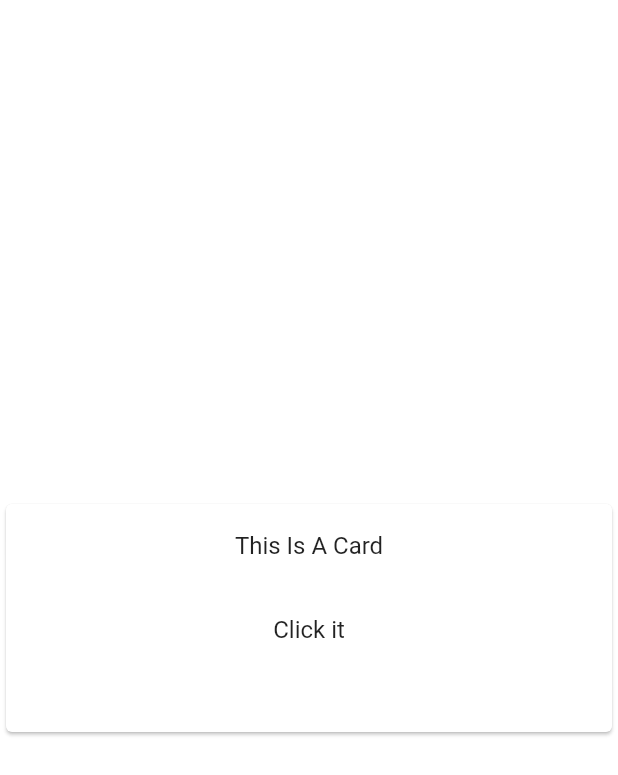
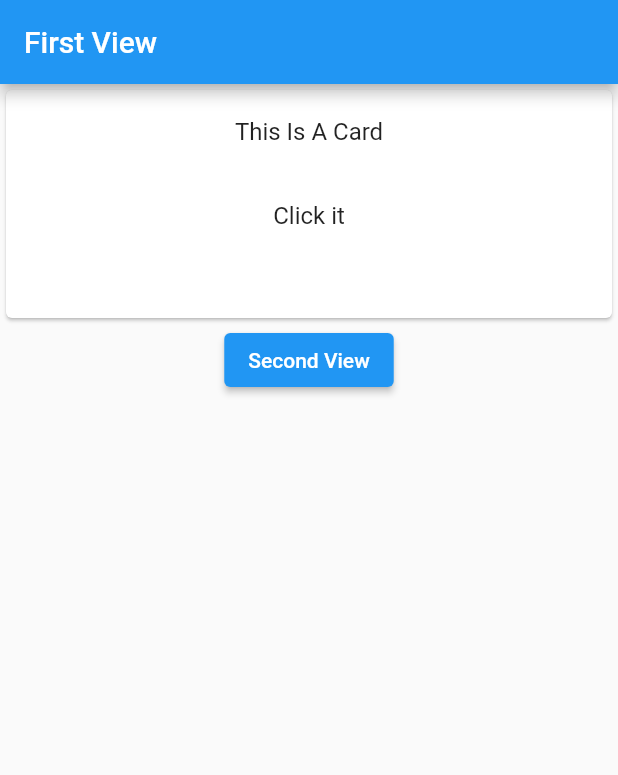
Before and after one commit to aellux/FlutterApp, a Flutter app: the screen it shows after launch, on a phone screen of 412 x 824 dp. Shown: the top 775 px of the screen. Run offline on Flutter 3.47's test engine with Material 2 defaults, Android fonts, the phone set to English and light mode, and no system bars.

Commit message:
Allows card on top of homepage button nav

```diff
--- a/lib/first_view.dart
+++ b/lib/first_view.dart
@@ -3,12 +3,19 @@ import 'second_view.dart';
 import 'package:http/http.dart' as http;
 import 'dart:convert';
 
-class FirstView extends StatelessWidget {
+class FirstView extends StatefulWidget {
   const FirstView({Key? key}) : super(key: key);
 
   @override
+  State<FirstView> createState() => _FirstViewState();
+}
+
+class _FirstViewState extends State<FirstView> { // Creates the card in first view
+  @override
   Widget build(BuildContext context) {
     return Center(
+      child: InkWell( // Allows the card to change color when tapped
+        onTap: () {},
         child: Card(
           child: Column(
             mainAxisSize: MainAxisSize.min,
@@ -28,12 +35,40 @@ class FirstView extends StatelessWidget {
             ],
           ),
         ),
+      ),
     );
   }
 }
 
+class FirstRoute extends StatelessWidget { // First view including card and button, routes to second view
+  const FirstRoute({Key? key}) : super(key: key);
+  @override
+  Widget build(BuildContext context) {
+    return Scaffold(
+      appBar: AppBar(
+        title: const Text('First View'),
+      ),
+      body: Center(
+        child: Column(
+          children: [FirstView(),
+            ElevatedButton(
+              child: const Text('Second View'),
+              onPressed: () {
+                Navigator.push(
+                  context,
+                  MaterialPageRoute(builder: (context) => const SecondView()),
+                );
+                // Navigate to second route when tapped.
+              },
+            ),
+          ],
+        ),
+      ),
+    );
+  }
+}
 
-Future<Color> fetchColor() async {
+Future<Color> fetchColor() async { // Fetch information with API endpoint
   final response = await http
       .get(Uri.parse('https://5fnqqpo4pvqof7dhkf2rjyrtbe0yayfh.lambda-url.us-east-1.on.aws/'));
   if (response.statusCode == 200) {
@@ -48,7 +83,7 @@ Future<Color> fetchColor() async {
 }
 
 
-class Color {
+class Color { // Constructors for the updating colors
   final String hex;
   final int red, green, blue, opacity;
 
@@ -57,7 +92,7 @@ class Color {
   });
 
 
-factory Color.fromJson(Map<String, dynamic> json) {
+factory Color.fromJson(Map<String, dynamic> json) { //
   return Color(
     hex: json['hex'],
     red: json['red'],
@@ -79,34 +114,3 @@ class MyAppState extends State<MyApp> {
 // ···
 }
 */
-
-
-
-
-
-/*
-class FirstRoute extends StatelessWidget {
-  const FirstRoute({Key? key}) : super(key: key);
-  @override
-  Widget build(BuildContext context) {
-    return Scaffold(
-      appBar: AppBar(
-        title: const Text('First View'),
-      ),
-
-      body: Center(
-        child: ElevatedButton(
-          child: const Text('Second View'),
-          onPressed: () {
-            Navigator.push(
-              context,
-              MaterialPageRoute(builder: (context) => const SecondView()),
-            );
-            // Navigate to second route when tapped.
-          },
-        ),
-      ),
-    );
-  }
-}
-*/
--- a/lib/main.dart
+++ b/lib/main.dart
@@ -2,7 +2,6 @@ import 'package:flutter/material.dart';
 import 'first_view.dart';
 import 'second_view.dart';
 import 'package:http/http.dart' as http;
-
 
 void main() => runApp(const MyApp());
 
@@ -16,7 +15,7 @@ class MyApp extends StatelessWidget {
       theme: ThemeData(
         primarySwatch: Colors.blue,
       ),
-      home: FirstView(),
+      home: FirstRoute(), // Replace home with following class
     );
   }
 }
--- a/lib/second_view.dart
+++ b/lib/second_view.dart
@@ -17,12 +17,11 @@ class SecondView extends StatelessWidget { // Second view
         //Create a button & when clicked, call API endpoint and update textbox
         child: ElevatedButton( // Navigate back to first route when tapped.
           onPressed: () {
-            Navigator.push(
+            Navigator.pop(
               context,
-              MaterialPageRoute(builder: (context) => const FirstView()),
             );
           },
-          child: const Text('View 1'),
+          child: const Text('Return to View 1'),
         ),
       ),
     );
```
Lines whose indentation alone changed are shown as unchanged.
